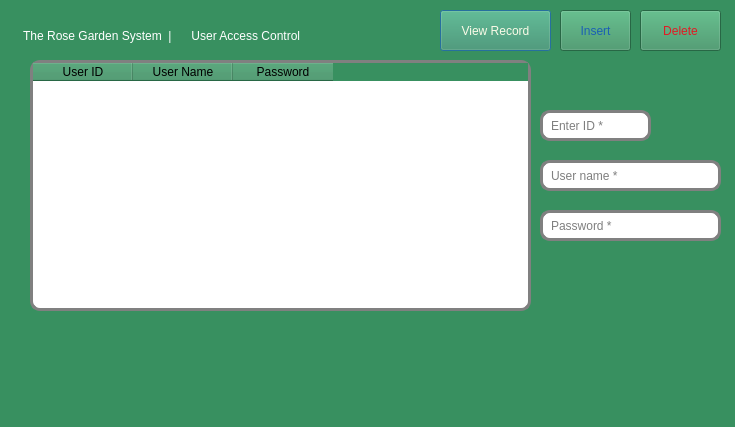
Qt form addsystemadmin.ui (Rabsoninnora/RoseGardenPlantCareSystem) before a commit.
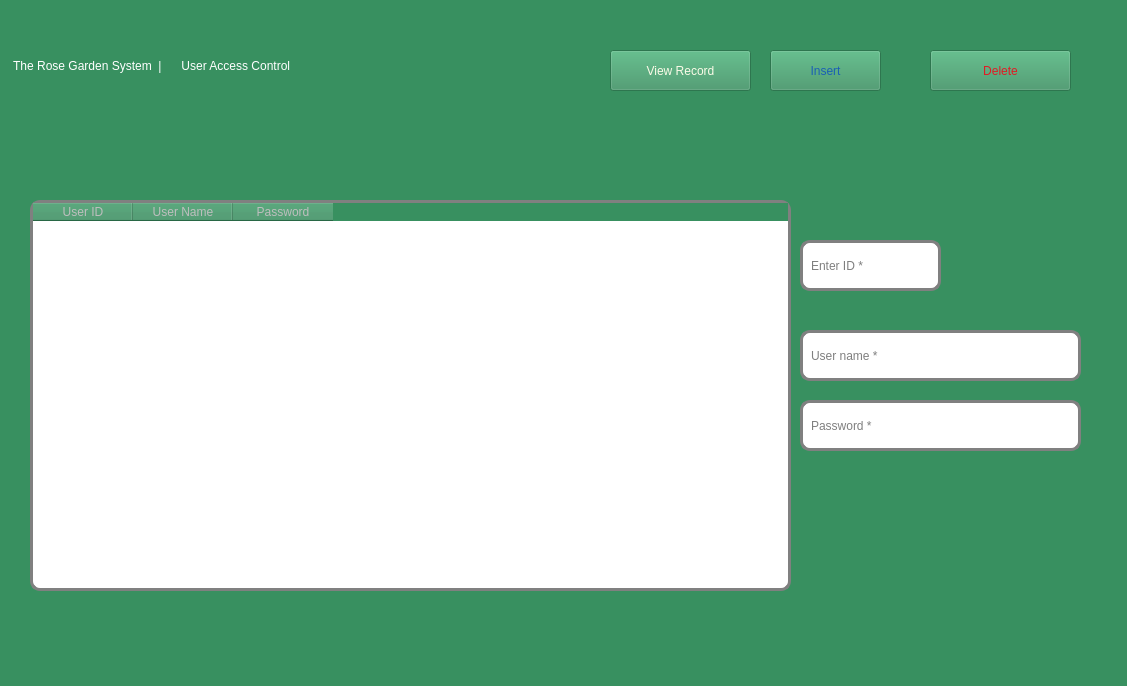
The same form after that commit. Icons and pictures are not drawn.

The edit to the form file:
```diff
--- a/addsystemadmin.ui
+++ b/addsystemadmin.ui
@@ -2,14 +2,23 @@
 <ui version="4.0">
  <class>AddSystemAdmin</class>
  <widget class="QDialog" name="AddSystemAdmin">
+  <property name="enabled">
+   <bool>false</bool>
+  </property>
   <property name="geometry">
    <rect>
     <x>0</x>
     <y>0</y>
-    <width>735</width>
-    <height>427</height>
+    <width>1127</width>
+    <height>686</height>
    </rect>
   </property>
+  <property name="maximumSize">
+   <size>
+    <width>16777202</width>
+    <height>16777202</height>
+   </size>
+  </property>
   <property name="windowTitle">
    <string>The Rose Garden Nursery  System 1.0</string>
   </property>
@@ -21,9 +30,9 @@
   <widget class="QLabel" name="label">
    <property name="geometry">
     <rect>
-     <x>20</x>
-     <y>10</y>
-     <width>411</width>
+     <x>10</x>
+     <y>40</y>
+     <width>571</width>
      <height>51</height>
     </rect>
    </property>
@@ -39,9 +48,9 @@
    <property name="geometry">
     <rect>
      <x>30</x>
-     <y>60</y>
-     <width>501</width>
-     <height>251</height>
+     <y>200</y>
+     <width>761</width>
+     <height>391</height>
     </rect>
    </property>
    <property name="styleSheet">
@@ -75,10 +84,10 @@
   <widget class="QLineEdit" name="lineEdit_ID">
    <property name="geometry">
     <rect>
-     <x>540</x>
-     <y>110</y>
-     <width>111</width>
-     <height>31</height>
+     <x>800</x>
+     <y>240</y>
+     <width>141</width>
+     <height>51</height>
     </rect>
    </property>
    <property name="styleSheet">
@@ -98,10 +107,10 @@
   <widget class="QLineEdit" name="lineEdit_UserName">
    <property name="geometry">
     <rect>
-     <x>540</x>
-     <y>160</y>
-     <width>181</width>
-     <height>31</height>
+     <x>800</x>
+     <y>330</y>
+     <width>281</width>
+     <height>51</height>
     </rect>
    </property>
    <property name="styleSheet">
@@ -121,10 +130,10 @@
   <widget class="QLineEdit" name="lineEdit_Password">
    <property name="geometry">
     <rect>
-     <x>540</x>
-     <y>210</y>
-     <width>181</width>
-     <height>31</height>
+     <x>800</x>
+     <y>400</y>
+     <width>281</width>
+     <height>51</height>
     </rect>
    </property>
    <property name="styleSheet">
@@ -144,9 +153,9 @@
   <widget class="QPushButton" name="ViewAccessDetail">
    <property name="geometry">
     <rect>
-     <x>440</x>
-     <y>10</y>
-     <width>111</width>
+     <x>610</x>
+     <y>50</y>
+     <width>141</width>
      <height>41</height>
     </rect>
    </property>
@@ -161,9 +170,9 @@
   <widget class="QPushButton" name="InsertAccessDetail">
    <property name="geometry">
     <rect>
-     <x>560</x>
-     <y>10</y>
-     <width>71</width>
+     <x>770</x>
+     <y>50</y>
+     <width>111</width>
      <height>41</height>
     </rect>
    </property>
@@ -178,9 +187,9 @@
   <widget class="QPushButton" name="DeleteAccessDetail">
    <property name="geometry">
     <rect>
-     <x>640</x>
-     <y>10</y>
-     <width>81</width>
+     <x>930</x>
+     <y>50</y>
+     <width>141</width>
      <height>41</height>
     </rect>
    </property>
```
